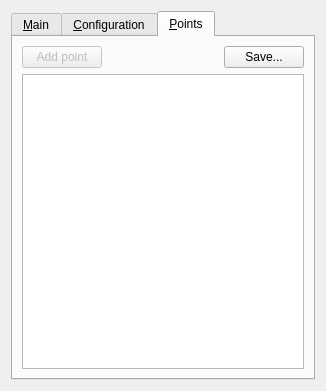
Old version of the form python/sky_pointer/gui/main_dlg.ui in the repository juanmb/SkyPointer.
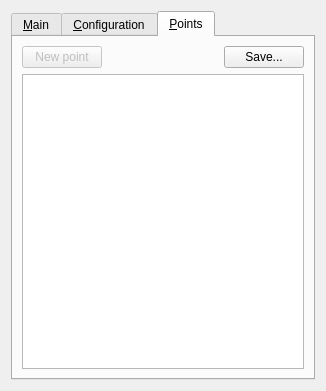
New version of the form. The open tabs and pages were chosen to show the change. Icons and pictures are not drawn.

```diff
--- a/python/sky_pointer/gui/main_dlg.ui
+++ b/python/sky_pointer/gui/main_dlg.ui
@@ -534,7 +534,10 @@
               <bool>false</bool>
              </property>
              <property name="text">
-              <string>Add point</string>
+              <string>New point</string>
+             </property>
+             <property name="shortcut">
+              <string>N</string>
              </property>
             </widget>
            </item>
```
Left out of the diff: 21 changed lines with no effect on the pictures.
